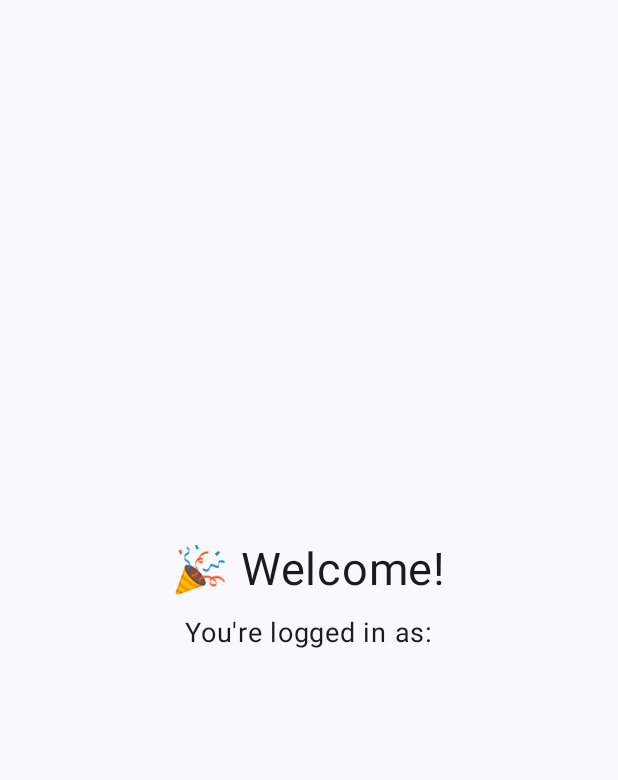
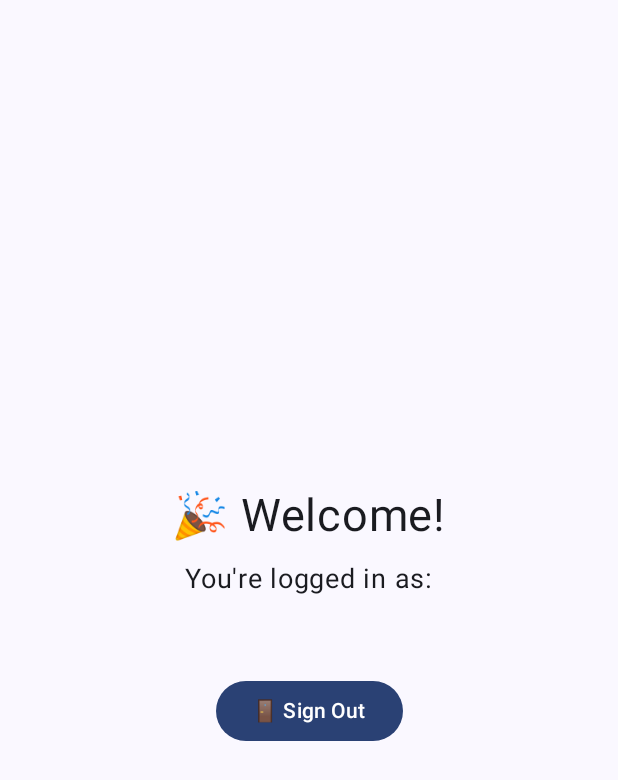
Before and after one commit to sadidgit01/Mobile-Automation-Tool, an Android app built with Jetpack Compose: the composable HomeScreen called with empty values, on a phone screen of 412 x 824 dp. Shown: the top 780 px of the screen. Run offline under Robolectric (Android 15) with nearby library versions, the phone set to English and light mode, and no system bars; our stand-ins replace Firebase (no records; nobody signed in at launch, a user with empty details on screens opened directly).

Commit message:
Create Home Screen and add a sign out button

```diff
--- a/app/src/main/java/com/example/zapierlogin/HomeScreen.kt
+++ b/app/src/main/java/com/example/zapierlogin/HomeScreen.kt
@@ -7,9 +7,15 @@ import androidx.compose.ui.Alignment
 import androidx.compose.ui.Modifier
 import androidx.compose.ui.unit.dp
 import androidx.compose.ui.unit.sp
+import android.app.Activity
+import androidx.compose.ui.platform.LocalContext
+import com.google.firebase.auth.FirebaseAuth
+
 
 @Composable
 fun HomeScreen(userEmail: String) {
+    val context = LocalContext.current
+
     Column(
         modifier = Modifier
             .fillMaxSize()
@@ -22,5 +28,14 @@ fun HomeScreen(userEmail: String) {
         Text("You're logged in as:", fontSize = 18.sp)
         Spacer(modifier = Modifier.height(4.dp))
         Text(userEmail, fontSize = 16.sp, color = MaterialTheme.colorScheme.primary)
+        Spacer(modifier = Modifier.height(24.dp))
+
+        // 🚪 Sign Out Button
+        Button(onClick = {
+            FirebaseAuth.getInstance().signOut()
+            (context as Activity).recreate() // Restarts MainActivity to reload UI
+        }) {
+            Text("🚪 Sign Out")
+        }
     }
 }
```
Also changed, not shown: app/src/main/java/com/example/zapierlogin/MainActivity.kt (+21 -24 lines).
